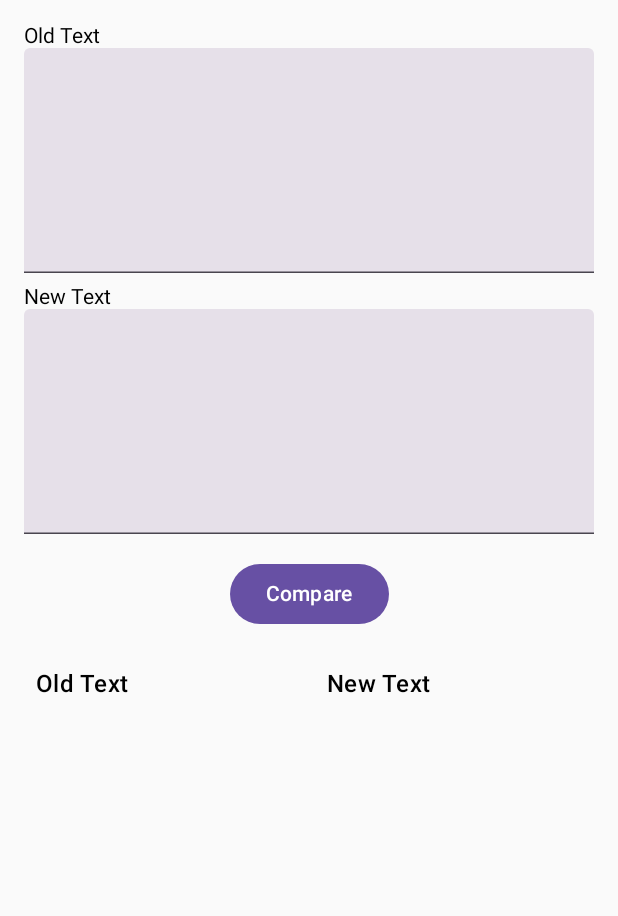
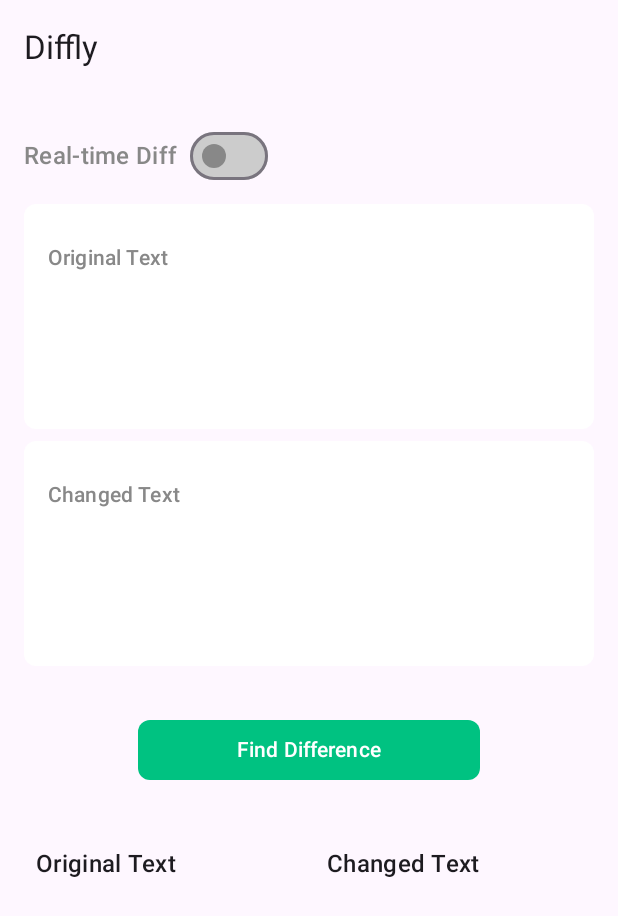
Before and after one commit to JahidHasanCO/diffly, an Android app built with Jetpack Compose: the screen it shows after launch (MainActivity), on a phone screen of 412 x 824 dp. Shown: the top 916 px of the screen. Run offline under Robolectric (Android 15) with nearby library versions, the phone set to English and light mode, and no system bars.

Commit message:
Enhance UI and add real-time diff functionality
This commit introduces several UI improvements and a new real-time diff feature to the `DiffCheckerScreen`.

Key changes:

- **UI Enhancements (`DiffCheckerScreen.kt`):**
    - Implemented a `Scaffold` with a `TopAppBar` displaying the app title "Diffly".
    - Replaced standard `TextField`s with `OutlinedTextField`s for a modern look.
        - Text fields now have labels ("Original Text", "Changed Text") and rounded corners.
        - Customized text field colors for focused/unfocused states.
    - Updated the "Compare" button text to "Find Difference" and applied custom styling (primary color background, rounded corners).
    - Styled the "Real-time Diff" switch and its label.

- **Real-Time Diff Functionality (`DiffCheckerScreen.kt`):**
    - Added a `Switch` to toggle real-time diffing.
    - When real-time diff is enabled, `viewModel.calculateDiff` is called automatically as the user types in either text field.
    - The "Find Difference" button is hidden when real-time diff is active.

- **Component Update (`CharDiffText.kt`):**
    - Changed "Old Text" label to "Original Text" and "New Text" to "Changed Text" for consistency with the input field labels.

```diff
--- a/app/src/main/java/dev/jahidhasanco/diffly/presentation/component/CharDiffText.kt
+++ b/app/src/main/java/dev/jahidhasanco/diffly/presentation/component/CharDiffText.kt
@@ -39,7 +39,7 @@ fun CharDiffText(diffResult: List<DiffEntry>) {
         ) {
             item {
                 Text(
-                    "Old Text",
+                    "Original Text",
                     modifier = Modifier.padding(8.dp),
                     style = MaterialTheme.typography.titleMedium
                 )
@@ -86,7 +86,7 @@ fun CharDiffText(diffResult: List<DiffEntry>) {
         ) {
             item {
                 Text(
-                    "New Text",
+                    "Changed Text",
                     modifier = Modifier.padding(8.dp),
                     style = MaterialTheme.typography.titleMedium
                 )
--- a/app/src/main/java/dev/jahidhasanco/diffly/presentation/screen/DiffCheckerScreen.kt
+++ b/app/src/main/java/dev/jahidhasanco/diffly/presentation/screen/DiffCheckerScreen.kt
@@ -1,14 +1,27 @@
 package dev.jahidhasanco.diffly.presentation.screen
 
+
+import androidx.compose.foundation.background
+import androidx.compose.foundation.layout.Arrangement
 import androidx.compose.foundation.layout.Column
+import androidx.compose.foundation.layout.Row
 import androidx.compose.foundation.layout.Spacer
 import androidx.compose.foundation.layout.fillMaxSize
 import androidx.compose.foundation.layout.fillMaxWidth
 import androidx.compose.foundation.layout.height
 import androidx.compose.foundation.layout.padding
+import androidx.compose.foundation.shape.RoundedCornerShape
 import androidx.compose.material3.Button
+import androidx.compose.material3.ButtonDefaults
+import androidx.compose.material3.ExperimentalMaterial3Api
+import androidx.compose.material3.MaterialTheme
+import androidx.compose.material3.OutlinedTextField
+import androidx.compose.material3.Scaffold
+import androidx.compose.material3.Switch
+import androidx.compose.material3.SwitchDefaults
 import androidx.compose.material3.Text
-import androidx.compose.material3.TextField
+import androidx.compose.material3.TextFieldDefaults
+import androidx.compose.material3.TopAppBar
 import androidx.compose.runtime.Composable
 import androidx.compose.runtime.collectAsState
 import androidx.compose.runtime.getValue
@@ -17,48 +30,149 @@ import androidx.compose.runtime.remember
 import androidx.compose.runtime.setValue
 import androidx.compose.ui.Alignment
 import androidx.compose.ui.Modifier
+import androidx.compose.ui.graphics.Color
 import androidx.compose.ui.unit.dp
 import dev.jahidhasanco.diffly.presentation.MainViewModel
 import dev.jahidhasanco.diffly.presentation.component.CharDiffText
+import dev.jahidhasanco.diffly.presentation.theme.background
+import dev.jahidhasanco.diffly.presentation.theme.primary
 
+@OptIn(ExperimentalMaterial3Api::class)
 @Composable
 fun DiffCheckerScreen(viewModel: MainViewModel) {
     var oldText by remember { mutableStateOf("") }
     var newText by remember { mutableStateOf("") }
     val diffResult by viewModel.diffResult.collectAsState()
+    var realTimeDiff by remember { mutableStateOf(false) }
 
+    Scaffold(
+        modifier = Modifier
+            .fillMaxSize()
+            .background(background),
+        topBar = {
+            TopAppBar(
+                title = { Text("Diffly") },
+            )
+        }) { innerPadding ->
         Column(
             modifier = Modifier
+                .padding(innerPadding)
+                .padding(16.dp)
                 .fillMaxSize()
-            .padding(16.dp)
         ) {
-        Text("Old Text")
-        TextField(
+            Row(
+                verticalAlignment = Alignment.CenterVertically,
+                horizontalArrangement = Arrangement.Center,
+                modifier = Modifier.padding(bottom = 8.dp)
+            ) {
+                Text(
+                    text = "Real-time Diff",
+                    style = MaterialTheme.typography.titleMedium,
+                    color = if (realTimeDiff) primary else Color.Gray,
+                    modifier = Modifier.padding(end = 8.dp)
+                )
+                Switch(
+                    checked = realTimeDiff,
+                    onCheckedChange = { realTimeDiff = it },
+                    colors = SwitchDefaults.colors(
+                        checkedThumbColor = primary,
+                        uncheckedThumbColor = Color.Gray,
+                        checkedTrackColor = primary.copy(alpha = 0.3f),
+                        uncheckedTrackColor = Color.LightGray
+                    )
+                )
+            }
+
+            OutlinedTextField(
                 value = oldText,
-            onValueChange = { oldText = it },
+                onValueChange = {
+                    oldText = it
+                    if (realTimeDiff) {
+                        viewModel.calculateDiff(oldText, newText)
+                    }
+                },
+                label = {
+                    Text(
+                        "Original Text",
+                        style = MaterialTheme.typography.titleSmall
+                    )
+                },
                 modifier = Modifier
                     .fillMaxWidth()
                     .height(150.dp)
+                    .background(
+                        color = Color.White, shape = RoundedCornerShape(8.dp)
+                    ),
+
+                shape = RoundedCornerShape(8.dp),
+                colors = TextFieldDefaults.colors(
+                    focusedIndicatorColor = primary,
+                    unfocusedIndicatorColor = Color.Transparent,
+                    focusedContainerColor = Color.Transparent,
+                    unfocusedContainerColor = Color.Transparent,
+                    focusedLabelColor = primary,
+                    unfocusedLabelColor = Color.Gray,
+                    focusedTextColor = Color.Black,
+                    unfocusedTextColor = Color.Black
+                ),
+
+                maxLines = Int.MAX_VALUE,
+                singleLine = false
             )
 
             Spacer(modifier = Modifier.height(8.dp))
-
-        Text("New Text")
-        TextField(
-            value = newText,
-            onValueChange = { newText = it },
-            modifier = Modifier
+            OutlinedTextField(
+                value = newText, onValueChange = {
+                    newText = it
+                    if (realTimeDiff) {
+                        viewModel.calculateDiff(oldText, newText)
+                    }
+                }, modifier = Modifier
                     .fillMaxWidth()
                     .height(150.dp)
+                    .background(
+                        color = Color.White, shape = RoundedCornerShape(8.dp)
+                    ),
+
+                shape = RoundedCornerShape(8.dp), label = {
+                    Text(
+                        "Changed Text",
+                        style = MaterialTheme.typography.titleSmall
+                    )
+                }, colors = TextFieldDefaults.colors(
+                    focusedIndicatorColor = primary,
+                    unfocusedIndicatorColor = Color.Transparent,
+                    focusedContainerColor = Color.Transparent,
+                    unfocusedContainerColor = Color.Transparent,
+                    focusedLabelColor = primary,
+                    unfocusedLabelColor = Color.Gray,
+                    focusedTextColor = Color.Black,
+                    unfocusedTextColor = Color.Black
+                ),
+
+                maxLines = Int.MAX_VALUE, singleLine = false
             )
 
             Spacer(modifier = Modifier.height(16.dp))
 
-        Button(
+            if (!realTimeDiff) Button(
                 onClick = { viewModel.calculateDiff(oldText, newText) },
-            modifier = Modifier.align(Alignment.CenterHorizontally)
+                modifier = Modifier
+                    .align(Alignment.CenterHorizontally)
+                    .padding(vertical = 16.dp)
+                    .fillMaxWidth(0.6f),
+                shape = RoundedCornerShape(8.dp),
+                colors = ButtonDefaults.buttonColors(
+                    containerColor = primary, contentColor = Color.White
+                ),
+                elevation = ButtonDefaults.buttonElevation(
+                    defaultElevation = 0.dp,
+                    pressedElevation = 0.dp,
+                    focusedElevation = 0.dp,
+                    hoveredElevation = 0.dp
+                )
             ) {
-            Text("Compare")
+                Text("Find Difference")
             }
 
             Spacer(modifier = Modifier.height(16.dp))
@@ -66,3 +180,4 @@ fun DiffCheckerScreen(viewModel: MainViewModel) {
             CharDiffText(diffResult)
         }
     }
+}
```
Lines whose indentation alone changed are shown as unchanged.
